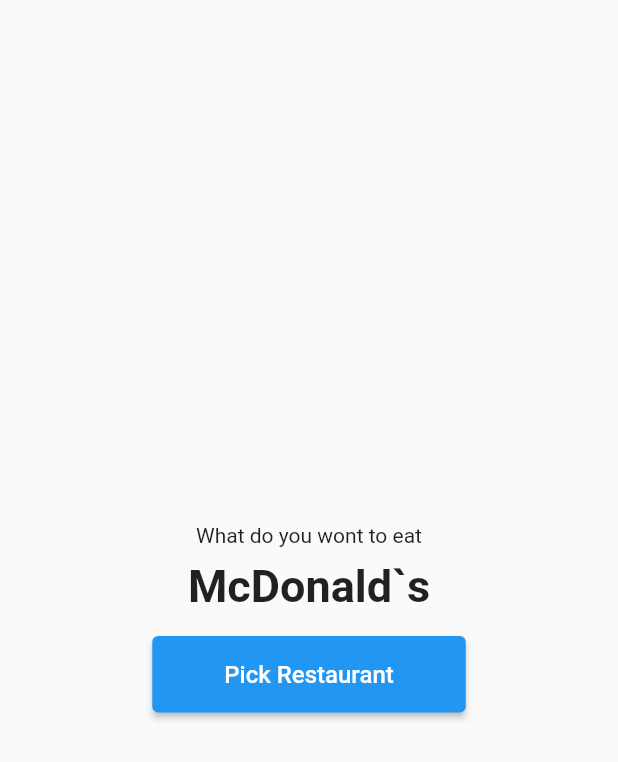
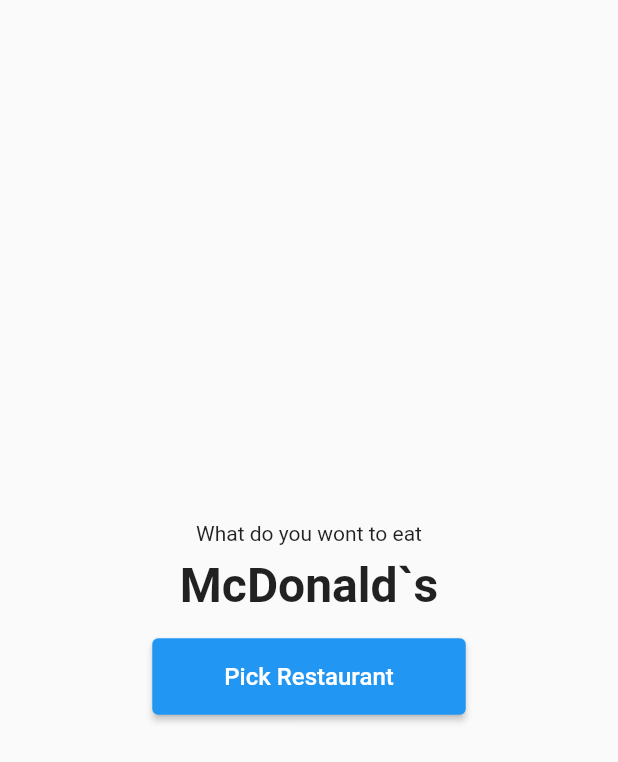
Before and after one commit to Montalmo/killo_project, a Flutter app: the screen it shows after launch, after a tap on "Pick Restaurant", on a phone screen of 412 x 824 dp. Shown: the top 762 px of the screen. Run offline on Flutter 3.47's test engine with Material 2 defaults, Android fonts, the phone set to English and light mode, and no system bars.

Commit message:
first commit 01

```diff
--- a/lib/main.dart
+++ b/lib/main.dart
@@ -36,13 +36,14 @@ class _MyAppState extends State<MyApp> {
               const SizedBox(
                 height: 8.0,
               ),
-              widget.currentIndex != null ?
-                Text(
-                  widget.restaurants[widget.currentIndex!],
-                  textAlign: TextAlign.center,
-                  style: const TextStyle(
-                      fontSize: 30.0, fontWeight: FontWeight.w600),
-                ) : const Text(''),
+              widget.currentIndex != null
+                  ? Text(
+                      widget.restaurants[widget.currentIndex!],
+                      textAlign: TextAlign.center,
+                      style: const TextStyle(
+                          fontSize: 32.0, fontWeight: FontWeight.w600),
+                    )
+                  : const Text(''),
               const SizedBox(
                 height: 16.0,
               ),
```
